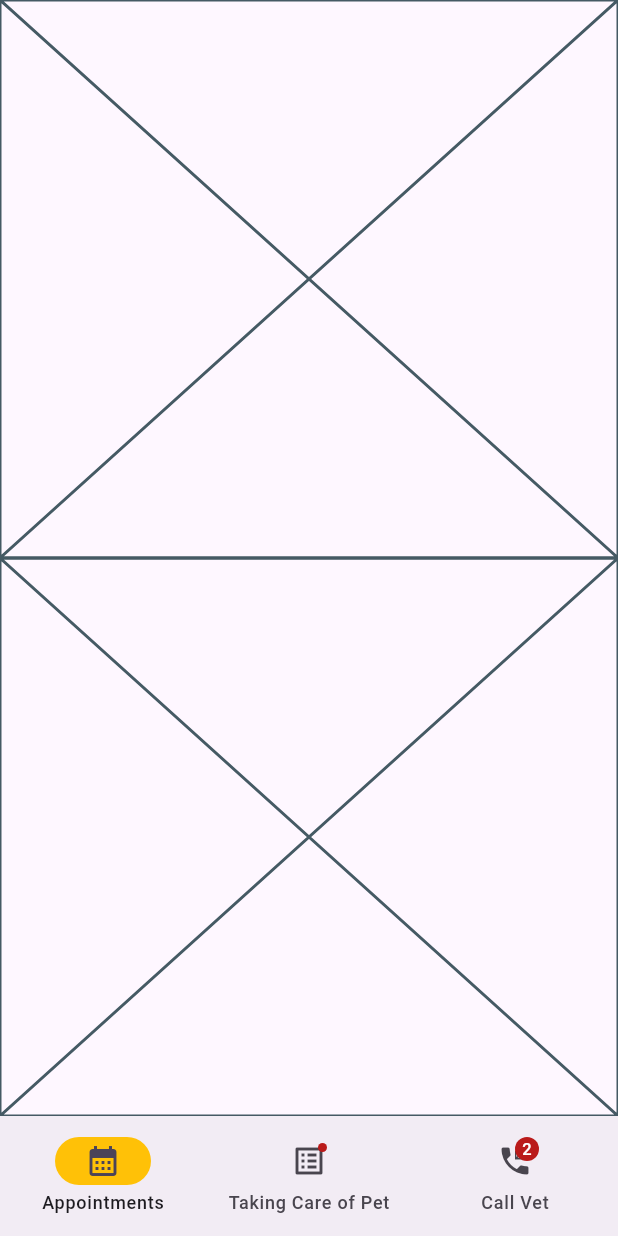
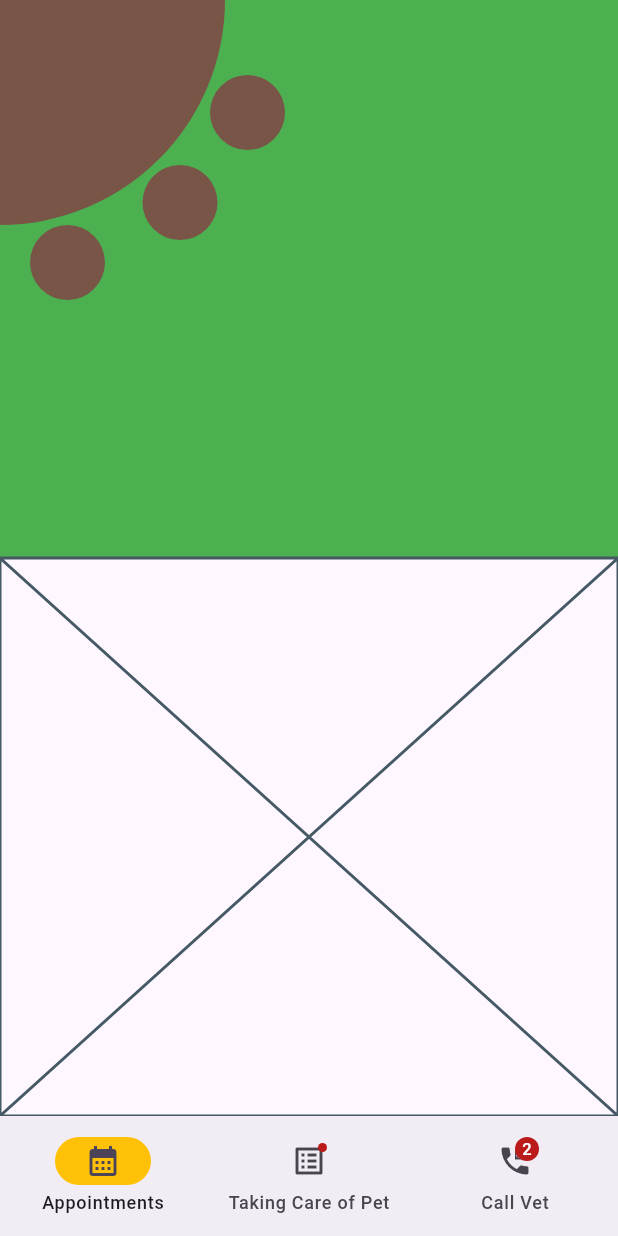
Before and after one commit to Patrick-Badiang/PetCareApp, a Flutter app: the screen it shows after launch, on a phone screen of 412 x 824 dp. Run offline on Flutter 3.47's test engine with Material 3 defaults, Android fonts, the light colour scheme and no system bars.

Commit message:
Added paw and green box

```diff
--- a/lib/main.dart
+++ b/lib/main.dart
@@ -1,4 +1,5 @@
 import 'package:flutter/material.dart';
+import 'package:flutter/widgets.dart';
 
 void main() {
   runApp(const MyApp());
@@ -81,9 +82,75 @@ class TopWidget extends StatelessWidget {
 
   @override
   Widget build(BuildContext context) {
-    return const Placeholder();
+    return Stack(
+      children: [
+        Expanded(
+          child: Container(
+            color: Colors.green,
+          ),
+        ),
+        const SizedBox(
+          height: 200,
+          width: 200,
+          child: PawPrint(),
+        )
+      ],
+    );
   }
 }
+
+class PawPrint extends StatelessWidget {
+  const PawPrint({super.key});
+
+  @override
+  Widget build(BuildContext context) {
+    return Stack(
+      children: [
+        Container(
+          width: 150,
+          height: 150,
+          decoration: const BoxDecoration(
+            color: Colors.brown,
+            borderRadius: BorderRadius.only(
+              bottomRight: Radius.circular(500),
+            ),
+          ),
+        ),
+        Positioned(
+          top: 150,
+          left: 20,
+          child: Container(
+            width: 50,
+            height: 50,
+            decoration: const BoxDecoration(
+                color: Colors.brown, shape: BoxShape.circle),
+          ),
+        ),
+        Positioned(
+          top: 110,
+          left: 95,
+          child: Container(
+            width: 50,
+            height: 50,
+            decoration: const BoxDecoration(
+                color: Colors.brown, shape: BoxShape.circle),
+          ),
+        ),
+        Positioned(
+          top: 50,
+          left: 140,
+          child: Container(
+            width: 50,
+            height: 50,
+            decoration: const BoxDecoration(
+                color: Colors.brown, shape: BoxShape.circle),
+          ),
+        ),
+      ],
+    );
+  }
+}
+
 class CenterWidget extends StatelessWidget {
   const CenterWidget({super.key});
 
--- a/pubspec.yaml
+++ b/pubspec.yaml
@@ -57,6 +57,9 @@ flutter:
   # included with your application, so that you can use the icons in
   # the material Icons class.
   uses-material-design: true
+  assets:
+    - assets/images/Paw_Design.png
+
 
   # To add assets to your application, add an assets section, like this:
   # assets:
```
Also changed, not shown: assets/images/Paw_Design.png (added).
